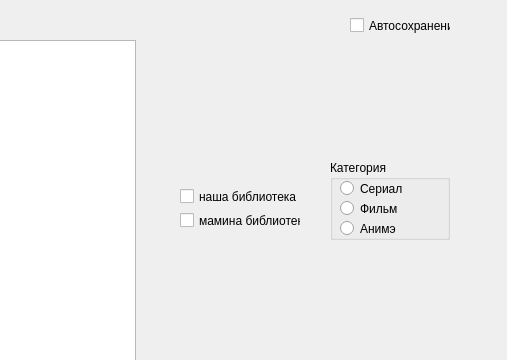
Qt form project/tmp/gui_main_window.ui (alyonkazz/media_lib) before a commit; both pictures show x 130 to 637 and y 0 to 360 of the 637 by 490 pixel window.
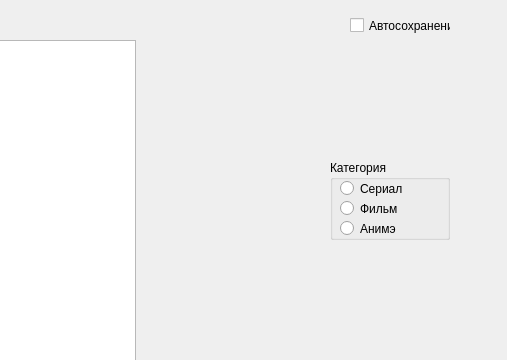
The same form after that commit.

Patch:
```diff
--- a/project/tmp/gui_main_window.ui
+++ b/project/tmp/gui_main_window.ui
@@ -41,32 +41,6 @@
     </rect>
    </property>
   </widget>
-  <widget class="QCheckBox" name="checkBox_our_lib">
-   <property name="geometry">
-    <rect>
-     <x>310</x>
-     <y>186</y>
-     <width>121</width>
-     <height>21</height>
-    </rect>
-   </property>
-   <property name="text">
-    <string>наша библиотека</string>
-   </property>
-  </widget>
-  <widget class="QCheckBox" name="checkBox_moms_lib">
-   <property name="geometry">
-    <rect>
-     <x>310</x>
-     <y>210</y>
-     <width>121</width>
-     <height>21</height>
-    </rect>
-   </property>
-   <property name="text">
-    <string>мамина библиотека</string>
-   </property>
-  </widget>
   <widget class="QGroupBox" name="groupBox_2">
    <property name="geometry">
     <rect>
@@ -188,6 +162,17 @@
     <string>Переименовать</string>
    </property>
   </widget>
+  <widget class="QWidget" name="verticalLayoutWidget">
+   <property name="geometry">
+    <rect>
+     <x>290</x>
+     <y>170</y>
+     <width>160</width>
+     <height>61</height>
+    </rect>
+   </property>
+   <layout class="QVBoxLayout" name="verticalLayout"/>
+  </widget>
  </widget>
  <resources/>
  <connections/>
```
